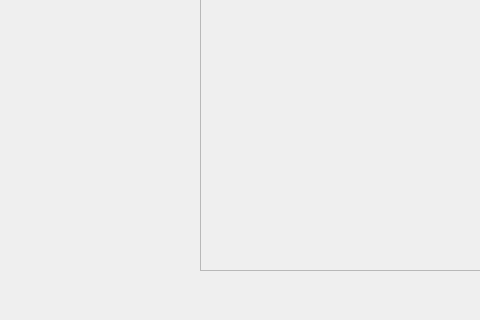
The window that mainwindow.ui (kaarkadiusz/SlidingPuzzle) describes before a commit, drawn with Qt 5; both pictures show x 0 to 480 and y 160 to 480 of the 640 by 480 pixel window.
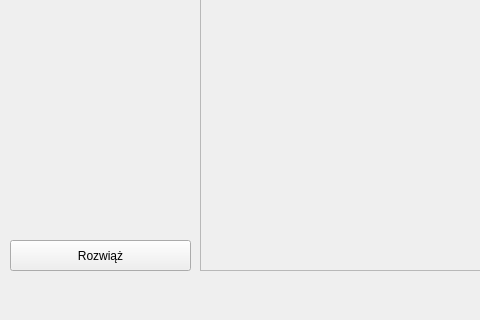
The same window after the commit.

Commit message: automatyczne rozwiązywanie układanki (działa dobrze tylko w 3x3)

Patch:
```diff
--- a/mainwindow.ui
+++ b/mainwindow.ui
@@ -94,6 +94,19 @@
      <string>n:</string>
     </property>
    </widget>
+   <widget class="QPushButton" name="solveButton">
+    <property name="geometry">
+     <rect>
+      <x>10</x>
+      <y>400</y>
+      <width>181</width>
+      <height>31</height>
+     </rect>
+    </property>
+    <property name="text">
+     <string>Rozwiąż</string>
+    </property>
+   </widget>
   </widget>
   <widget class="QMenuBar" name="menubar">
    <property name="geometry">
```
The commit also changes 11 other files.
